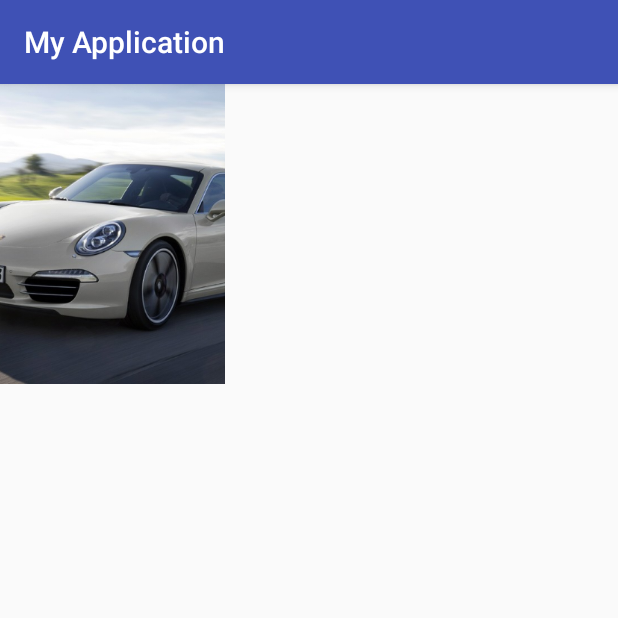
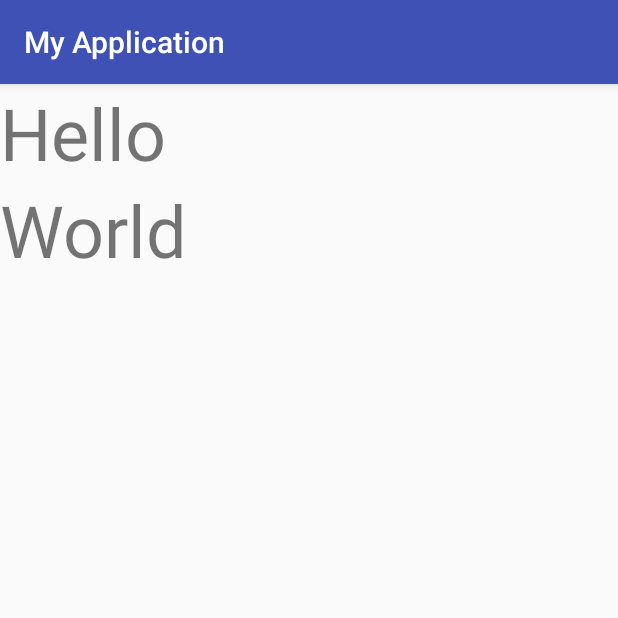
Before and after one commit to gsjune/First-Android, an Android app: the screen it shows after launch (MainActivity), on a phone screen of 412 x 824 dp, the top half of it. Run offline under Robolectric (Android 15) with nearby library versions, the phone set to English and light mode, and no system bars.

Commit message:
LinearLayout orientation vertical

```diff
--- a/app/src/main/res/layout/activity_main.xml
+++ b/app/src/main/res/layout/activity_main.xml
@@ -4,12 +4,19 @@
     xmlns:tools="http://schemas.android.com/tools"
     android:layout_width="match_parent"
     android:layout_height="match_parent"
+    android:orientation="vertical"
     tools:context="com.hckim.myapplication.MainActivity">
 
-    <ImageView
-        android:src="@drawable/car"
-        android:scaleType="centerCrop"
-        android:layout_width="150dp"
-        android:layout_height="200dp" />
+    <TextView
+        android:layout_width="wrap_content"
+        android:layout_height="wrap_content"
+        android:textSize="48sp"
+        android:text="Hello" />
+
+    <TextView
+        android:layout_width="wrap_content"
+        android:layout_height="wrap_content"
+        android:textSize="48sp"
+        android:text="World" />
 
 </LinearLayout>
```
